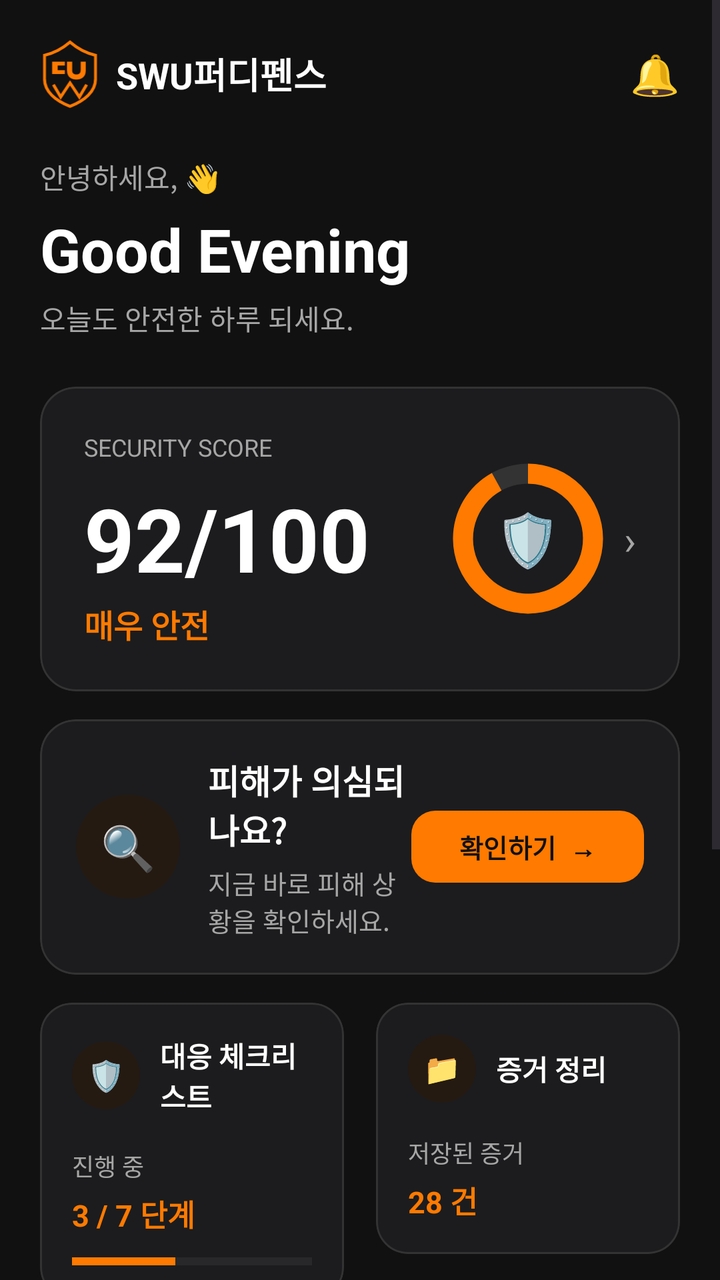
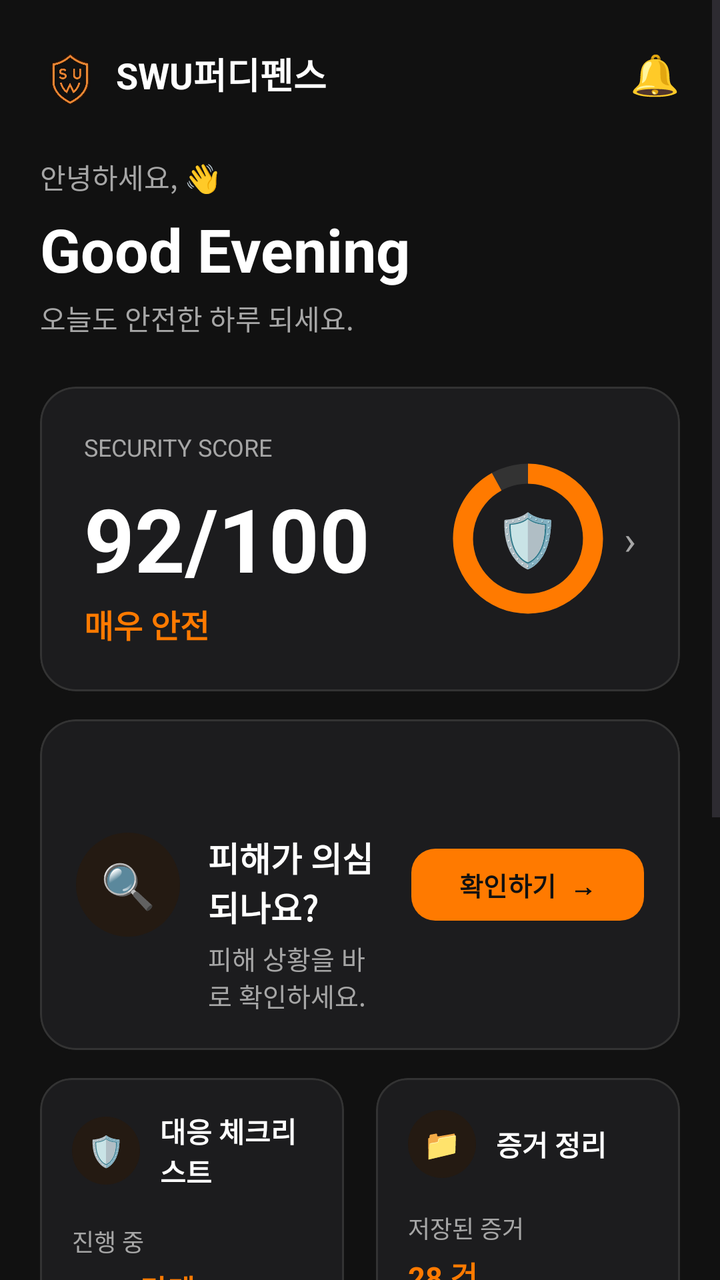

Two renders of the same Android screen: before a commit and after it. Below are the layout's source before the change and the commit's diff.
<!-- AndroidManifest.xml: application theme Theme.GURU2SwuperDefense -->
<!-- res/layout/fragment_home.xml -->
<?xml version="1.0" encoding="utf-8"?>
<ScrollView
    xmlns:android="http://schemas.android.com/apk/res/android"
    xmlns:app="http://schemas.android.com/apk/res-auto"
    android:layout_width="match_parent"
    android:layout_height="match_parent"
    android:background="@color/app_background"
    android:fillViewport="true">

    <LinearLayout
        android:layout_width="match_parent"
        android:layout_height="wrap_content"
        android:orientation="vertical"
        android:padding="20dp">

        
        
        <LinearLayout
            android:layout_width="match_parent"
            android:layout_height="wrap_content"
            android:gravity="center_vertical"
            android:orientation="horizontal">

            <ImageView
                android:layout_width="30dp"
                android:layout_height="34dp"
                android:layout_marginEnd="8dp"
                android:src="@drawable/ic_shield_logo" />

            <TextView
                android:layout_width="0dp"
                android:layout_height="wrap_content"
                android:layout_weight="1"
                android:text="SWU퍼디펜스"
                android:textColor="@color/text_primary"
                android:textSize="18sp"
                android:textStyle="bold" />

            <TextView
                android:id="@+id/tvNotification"
                android:layout_width="wrap_content"
                android:layout_height="wrap_content"
                android:text="🔔"
                android:textSize="20sp" />

        </LinearLayout>
        

        <TextView
            android:layout_width="match_parent"
            android:layout_height="wrap_content"
            android:layout_marginTop="24dp"
            android:text="안녕하세요, 👋"
            android:textColor="@color/text_secondary"
            android:textSize="14sp" />

        <TextView
            android:id="@+id/tvGreeting"
            android:layout_width="match_parent"
            android:layout_height="wrap_content"
            android:layout_marginTop="6dp"
            android:text="Good Evening"
            android:textColor="@color/text_primary"
            android:textSize="30sp"
            android:textStyle="bold" />

        <TextView
            android:layout_width="match_parent"
            android:layout_height="wrap_content"
            android:layout_marginTop="4dp"
            android:text="오늘도 안전한 하루 되세요."
            android:textColor="@color/text_secondary"
            android:textSize="14sp" />

        
        <com.google.android.material.card.MaterialCardView
            android:layout_width="match_parent"
            android:layout_height="wrap_content"
            android:layout_marginTop="24dp"
            app:cardBackgroundColor="@color/card_charcoal"
            app:cardCornerRadius="18dp"
            app:strokeColor="@color/card_border"
            app:strokeWidth="1dp">

            
            <LinearLayout
                android:layout_width="match_parent"
                android:layout_height="wrap_content"
                android:gravity="center_vertical"
                android:orientation="horizontal"
                android:padding="22dp">

                <LinearLayout
                    android:layout_width="0dp"
                    android:layout_height="wrap_content"
                    android:layout_weight="1"
                    android:orientation="vertical">

                    <TextView
                        android:layout_width="wrap_content"
                        android:layout_height="wrap_content"
                        android:text="SECURITY SCORE"
                        android:textColor="@color/text_secondary"
                        android:textSize="12sp" />

                    
                    <TextView
                        android:id="@+id/tvSecurityScore"
                        android:layout_width="wrap_content"
                        android:layout_height="wrap_content"
                        android:layout_marginTop="8dp"
                        android:text="92/100"
                        android:textColor="@color/text_primary"
                        android:textSize="44sp"
                        android:textStyle="bold" />

                    
                    <TextView
                        android:id="@+id/tvSecurityLevel"
                        android:layout_width="wrap_content"
                        android:layout_height="wrap_content"
                        android:layout_marginTop="2dp"
                        android:text="매우 안전"
                        android:textColor="@color/orange_primary"
                        android:textSize="16sp"
                        android:textStyle="bold" />

                </LinearLayout>

                <FrameLayout
                    android:layout_width="88dp"
                    android:layout_height="88dp">

                    
                    <ProgressBar
                        android:id="@+id/scoreRing"
                        style="?android:attr/progressBarStyleHorizontal"
                        android:layout_width="match_parent"
                        android:layout_height="match_parent"
                        android:max="100"
                        android:progress="92"
                        android:progressDrawable="@drawable/bg_score_ring" />

                    <TextView
                        android:layout_width="wrap_content"
                        android:layout_height="wrap_content"
                        android:layout_gravity="center"
                        android:text="🛡"
                        android:textColor="@color/orange_primary"
                        android:textSize="26sp" />

                </FrameLayout>

                <TextView
                    android:layout_width="wrap_content"
                    android:layout_height="wrap_content"
                    android:layout_marginStart="4dp"
                    android:text="›"
                    android:textColor="@color/text_secondary"
                    android:textSize="20sp" />

            </LinearLayout>
            

        </com.google.android.material.card.MaterialCardView>

        
        <com.google.android.material.card.MaterialCardView
            android:layout_width="match_parent"
            android:layout_height="wrap_content"
            android:layout_marginTop="14dp"
            app:cardBackgroundColor="@color/card_charcoal"
            app:cardCornerRadius="18dp"
            app:strokeColor="@color/card_border"
            app:strokeWidth="1dp">

            <LinearLayout
                android:layout_width="match_parent"
                android:layout_height="wrap_content"
                android:gravity="center_vertical"
                android:orientation="horizontal"
                android:padding="18dp">

                
                <TextView
                    android:layout_width="52dp"
                    android:layout_height="52dp"
                    android:layout_marginEnd="14dp"
                    android:background="@drawable/bg_icon_circle"
                    android:gravity="center"
                    android:text="🔍"
                    android:textColor="@color/orange_primary"
                    android:textSize="22sp" />
                

                <LinearLayout
                    android:layout_width="0dp"
                    android:layout_height="wrap_content"
                    android:layout_weight="1"
                    android:orientation="vertical">

                    <TextView
                        android:layout_width="match_parent"
                        android:layout_height="wrap_content"
                        android:text="피해가 의심되나요?"
                        android:textColor="@color/text_primary"
                        android:textSize="17sp"
                        android:textStyle="bold" />

                    <TextView
                        android:layout_width="match_parent"
                        android:layout_height="wrap_content"
                        android:layout_marginTop="5dp"
                        android:text="지금 바로 피해 상황을 확인하세요."
                        android:textColor="@color/text_secondary"
                        android:textSize="13sp" />

                </LinearLayout>

                <com.google.android.material.button.MaterialButton
                    android:id="@+id/btnStartDiagnosis"
                    android:layout_width="wrap_content"
                    android:layout_height="44dp"
                    android:text="확인하기  →"
                    android:textColor="@color/background_black"
                    android:textSize="13sp"
                    android:textStyle="bold"
                    app:backgroundTint="@color/orange_primary"
                    app:cornerRadius="12dp" />

            </LinearLayout>

        </com.google.android.material.card.MaterialCardView>

        
        <LinearLayout
            android:layout_width="match_parent"
            android:layout_height="wrap_content"
            android:layout_marginTop="14dp"
            android:orientation="horizontal">

            <com.google.android.material.card.MaterialCardView
                android:id="@+id/cardChecklist"
                android:layout_width="0dp"
                android:layout_height="wrap_content"
                android:layout_marginEnd="8dp"
                android:layout_weight="1"
                android:clickable="true"
                android:focusable="true"
                app:cardBackgroundColor="@color/card_charcoal"
                app:cardCornerRadius="16dp"
                app:strokeColor="@color/card_border"
                app:strokeWidth="1dp">

                
                <LinearLayout
                    android:layout_width="match_parent"
                    android:layout_height="wrap_content"
                    android:orientation="vertical"
                    android:padding="16dp">

                    
                    <LinearLayout
                        android:layout_width="match_parent"
                        android:layout_height="wrap_content"
                        android:gravity="center_vertical"
                        android:orientation="horizontal">

                        <TextView
                            android:layout_width="34dp"
                            android:layout_height="34dp"
                            android:background="@drawable/bg_icon_circle"
                            android:gravity="center"
                            android:text="🛡"
                            android:textColor="@color/orange_primary"
                            android:textSize="15sp" />

                        <TextView
                            android:layout_width="0dp"
                            android:layout_height="wrap_content"
                            android:layout_marginStart="10dp"
                            android:layout_weight="1"
                            android:text="대응 체크리스트"
                            android:textColor="@color/text_primary"
                            android:textSize="14sp"
                            android:textStyle="bold" />

                    </LinearLayout>
                    

                    <TextView
                        android:layout_width="match_parent"
                        android:layout_height="wrap_content"
                        android:layout_marginTop="16dp"
                        android:text="진행 중"
                        android:textColor="@color/text_secondary"
                        android:textSize="12sp" />

                    
                    <TextView
                        android:id="@+id/tvChecklistProgress"
                        android:layout_width="match_parent"
                        android:layout_height="wrap_content"
                        android:layout_marginTop="4dp"
                        android:text="3 / 7 단계"
                        android:textColor="@color/orange_primary"
                        android:textSize="15sp"
                        android:textStyle="bold" />

                    <ProgressBar
                        android:id="@+id/progressChecklist"
                        style="?android:attr/progressBarStyleHorizontal"
                        android:layout_width="match_parent"
                        android:layout_height="6dp"
                        android:layout_marginTop="10dp"
                        android:max="100"
                        android:progress="43"
                        android:progressTint="@color/orange_primary" />

                </LinearLayout>
                

            </com.google.android.material.card.MaterialCardView>

            <com.google.android.material.card.MaterialCardView
                android:id="@+id/cardEvidence"
                android:layout_width="0dp"
                android:layout_height="wrap_content"
                android:layout_marginStart="8dp"
                android:layout_weight="1"
                android:clickable="true"
                android:focusable="true"
                app:cardBackgroundColor="@color/card_charcoal"
                app:cardCornerRadius="16dp"
                app:strokeColor="@color/card_border"
                app:strokeWidth="1dp">

                <LinearLayout
                    android:layout_width="match_parent"
                    android:layout_height="wrap_content"
                    android:orientation="vertical"
                    android:padding="16dp">

                    
                    <LinearLayout
                        android:layout_width="match_parent"
                        android:layout_height="wrap_content"
                        android:gravity="center_vertical"
                        android:orientation="horizontal">

                        <TextView
                            android:layout_width="34dp"
                            android:layout_height="34dp"
                            android:background="@drawable/bg_icon_circle"
                            android:gravity="center"
                            android:text="📁"
                            android:textColor="@color/orange_primary"
                            android:textSize="15sp" />

                        <TextView
                            android:layout_width="0dp"
                            android:layout_height="wrap_content"
                            android:layout_marginStart="10dp"
                            android:layout_weight="1"
                            android:text="증거 정리"
                            android:textColor="@color/text_primary"
                            android:textSize="14sp"
                            android:textStyle="bold" />

                    </LinearLayout>
                    

                    
                    <TextView
                        android:layout_width="match_parent"
                        android:layout_height="wrap_content"
                        android:layout_marginTop="16dp"
                        android:text="저장된 증거"
                        android:textColor="@color/text_secondary"
                        android:textSize="12sp" />
                    

                    
                    <TextView
                        android:id="@+id/tvEvidenceCount"
                        android:layout_width="match_parent"
                        android:layout_height="wrap_content"
                        android:layout_marginTop="4dp"
                        android:text="28 건"
                        android:textColor="@color/orange_primary"
                        android:textSize="15sp"
                        android:textStyle="bold" />

                </LinearLayout>

            </com.google.android.material.card.MaterialCardView>

        </LinearLayout>

        <LinearLayout
            android:layout_width="match_parent"
            android:layout_height="wrap_content"
            android:layout_marginTop="10dp"
            android:orientation="horizontal">

            <com.google.android.material.card.MaterialCardView
                android:id="@+id/cardSmishingCheck"
                android:layout_width="0dp"
                android:layout_height="wrap_content"
                android:layout_marginEnd="8dp"
                android:layout_weight="1"
                android:clickable="true"
                android:focusable="true"
                app:cardBackgroundColor="@color/card_charcoal"
                app:cardCornerRadius="16dp"
                app:strokeColor="@color/card_border"
                app:strokeWidth="1dp">

                <LinearLayout
                    android:layout_width="match_parent"
                    android:layout_height="wrap_content"
                    android:orientation="vertical"
                    android:padding="16dp">

                    
                    <LinearLayout
                        android:layout_width="match_parent"
                        android:layout_height="wrap_content"
                        android:gravity="center_vertical"
                        android:orientation="horizontal">

                        <TextView
                            android:layout_width="34dp"
                            android:layout_height="34dp"
                            android:background="@drawable/bg_icon_circle"
                            android:gravity="center"
                            android:text="🔍"
                            android:textColor="@color/orange_primary"
                            android:textSize="15sp" />

                        <TextView
                            android:layout_width="0dp"
                            android:layout_height="wrap_content"
                            android:layout_marginStart="10dp"
                            android:layout_weight="1"
                            android:text="스미싱 점검"
                            android:textColor="@color/text_primary"
                            android:textSize="14sp"
                            android:textStyle="bold" />

                    </LinearLayout>
                    

                    
                    <TextView
                        android:layout_width="match_parent"
                        android:layout_height="wrap_content"
                        android:layout_marginTop="16dp"
                        android:text="최근 점검"
                        android:textColor="@color/text_secondary"
                        android:textSize="12sp" />

                    
                    <TextView
                        android:id="@+id/tvSmishingStatus"
                        android:layout_width="match_parent"
                        android:layout_height="wrap_content"
                        android:layout_marginTop="4dp"
                        android:text="안전"
                        android:textColor="@color/safe_green"
                        android:textSize="15sp"
                        android:textStyle="bold" />
                    

                </LinearLayout>

            </com.google.android.material.card.MaterialCardView>

            <com.google.android.material.card.MaterialCardView
                android:id="@+id/cardReportAgency"
                android:layout_width="0dp"
                android:layout_height="wrap_content"
                android:layout_marginStart="8dp"
                android:layout_weight="1"
                android:clickable="true"
                android:focusable="true"
                app:cardBackgroundColor="@color/card_charcoal"
                app:cardCornerRadius="16dp"
                app:strokeColor="@color/card_border"
                app:strokeWidth="1dp">

                <LinearLayout
                    android:layout_width="match_parent"
                    android:layout_height="wrap_content"
                    android:orientation="vertical"
                    android:padding="16dp">

                    
                    <LinearLayout
                        android:layout_width="match_parent"
                        android:layout_height="wrap_content"
                        android:gravity="center_vertical"
                        android:orientation="horizontal">

                        <TextView
                            android:layout_width="34dp"
                            android:layout_height="34dp"
                            android:background="@drawable/bg_icon_circle"
                            android:gravity="center"
                            android:text="🏛"
                            android:textColor="@color/orange_primary"
                            android:textSize="15sp" />

                        <TextView
                            android:layout_width="0dp"
                            android:layout_height="wrap_content"
                            android:layout_marginStart="10dp"
                            android:layout_weight="1"
                            android:text="신고·상담 기관"
                            android:textColor="@color/text_primary"
                            android:textSize="14sp"
                            android:textStyle="bold" />

                    </LinearLayout>
                    

                    
                    <TextView
                        android:layout_width="match_parent"
                        android:layout_height="wrap_content"
                        android:layout_marginTop="16dp"
                        android:text="연락 가능한 기관"
                        android:textColor="@color/text_secondary"
                        android:textSize="12sp" />
                    

                    <TextView
                        android:layout_width="match_parent"
                        android:layout_height="wrap_content"
                        android:layout_marginTop="4dp"
                        android:text="12 개"
                        android:textColor="@color/orange_primary"
                        android:textSize="15sp"
                        android:textStyle="bold" />

                </LinearLayout>

            </com.google.android.material.card.MaterialCardView>

        </LinearLayout>

        
        
        <LinearLayout
            android:layout_width="match_parent"
            android:layout_height="wrap_content"
            android:layout_marginTop="26dp"
            android:gravity="center_vertical"
            android:orientation="horizontal">

            <TextView
                android:layout_width="0dp"
                android:layout_height="wrap_content"
                android:layout_weight="1"
                android:text="최근 활동"
                android:textColor="@color/text_primary"
                android:textSize="18sp"
                android:textStyle="bold" />

            <TextView
                android:id="@+id/tvViewAllActivity"
                android:layout_width="wrap_content"
                android:layout_height="wrap_content"
                android:text="전체 보기 ›"
                android:textColor="@color/text_secondary"
                android:textSize="13sp" />

        </LinearLayout>
        

        
        <TextView
            android:id="@+id/tvActivityEmpty"
            android:layout_width="match_parent"
            android:layout_height="wrap_content"
            android:layout_marginTop="14dp"
            android:gravity="center"
            android:paddingVertical="20dp"
            android:text="아직 활동 내역이 없습니다."
            android:textColor="@color/text_secondary"
            android:textSize="13sp"
            android:visibility="gone" />

        <LinearLayout
            android:id="@+id/recentActivityContainer"
            android:layout_width="match_parent"
            android:layout_height="wrap_content"
            android:layout_marginTop="10dp"
            android:layout_marginBottom="90dp"
            android:orientation="vertical" />

    </LinearLayout>

</ScrollView>
<!-- resources referenced by this layout -->
<resources>
  <color name="app_background">#111111</color>
  <color name="background_black">#111111</color>
  <color name="card_border">#333333</color>
  <color name="card_charcoal">#1C1C1E</color>
  <color name="orange_primary">#FF7A00</color>
  <color name="safe_green">#34C759</color>
  <color name="text_primary">#FFFFFF</color>
  <color name="text_secondary">#A6A6A6</color>
  <!-- drawable bg_icon_circle (drawable) -->
  <?xml version="1.0" encoding="utf-8"?>
  <shape xmlns:android="http://schemas.android.com/apk/res/android"
      android:shape="oval">
      <solid android:color="#241A12" />
  </shape>
  <!-- drawable bg_score_ring (drawable) -->
  <?xml version="1.0" encoding="utf-8"?>
  <layer-list xmlns:android="http://schemas.android.com/apk/res/android">
      <item android:id="@android:id/background">
          <shape
              android:shape="ring"
              android:innerRadiusRatio="3.2"
              android:thickness="10dp"
              android:useLevel="false">
              <solid android:color="@color/card_border" />
          </shape>
      </item>
      <item android:id="@android:id/progress">
          <rotate
              android:fromDegrees="-90"
              android:pivotX="50%"
              android:pivotY="50%"
              android:toDegrees="-90">
              <shape
                  android:shape="ring"
                  android:innerRadiusRatio="3.2"
                  android:thickness="10dp"
                  android:useLevel="true">
                  <solid android:color="@color/orange_primary" />
              </shape>
          </rotate>
      </item>
  </layer-list>
  <!-- drawable ic_shield_logo (drawable) -->
  <vector xmlns:android="http://schemas.android.com/apk/res/android" android:width="140dp" android:height="160dp" android:viewportWidth="140" android:viewportHeight="160">
      <path android:fillColor="@android:color/transparent" android:strokeColor="#FF7A00" android:strokeWidth="7" android:pathData="M70,5 C90,22 108,31 130,36 L130,92 C130,121 104,143 70,156 C36,143 10,121 10,92 L10,36 C32,31 50,22 70,5 Z"/>
      <path android:fillColor="#FF7A00" android:pathData="M28,51 h13 v29 h-13z M28,51 h30 v9 h-30z M28,71 h30 v9 h-30z M63,51 h12 v20 c0,7 4,10 10,10 c6,0 10,-3 10,-10 v-20 h12 v21 c0,14 -9,21 -22,21 c-13,0 -22,-7 -22,-21z"/>
      <path android:fillColor="@android:color/transparent" android:strokeColor="#FF7A00" android:strokeWidth="7" android:pathData="M31,105 L48,134 L70,101 L92,134 L109,105"/>
  </vector>
  <style name="Theme.GURU2SwuperDefense" parent="Base.Theme.GURU2SwuperDefense" />
  <style name="Base.Theme.GURU2SwuperDefense" parent="Theme.Material3.DayNight.NoActionBar">
          
          
      </style>
</resources>

<!-- the commit's change to res/layout/fragment_home.xml (unified diff, before → after) -->
@@ -174,61 +174,72 @@
             app:strokeColor="@color/card_border"
             app:strokeWidth="1dp">
 
-            <LinearLayout
+            <androidx.constraintlayout.widget.ConstraintLayout
                 android:layout_width="match_parent"
                 android:layout_height="wrap_content"
-                android:gravity="center_vertical"
-                android:orientation="horizontal"
+                android:minHeight="88dp"
                 android:padding="18dp">
 
-                
                 <TextView
+                    android:id="@+id/ivDiagnosisIcon"
                     android:layout_width="52dp"
                     android:layout_height="52dp"
-                    android:layout_marginEnd="14dp"
                     android:background="@drawable/bg_icon_circle"
                     android:gravity="center"
                     android:text="🔍"
                     android:textColor="@color/orange_primary"
-                    android:textSize="22sp" />
-                
-
-                <LinearLayout
+                    android:textSize="22sp"
+                    app:layout_constraintBottom_toBottomOf="parent"
+                    app:layout_constraintStart_toStartOf="parent"
+                    app:layout_constraintTop_toTopOf="parent" />
+
+                <TextView
+                    android:id="@+id/tvDiagnosisTitle"
                     android:layout_width="0dp"
                     android:layout_height="wrap_content"
-                    android:layout_weight="1"
-                    android:orientation="vertical">
-
-                    <TextView
-                        android:layout_width="match_parent"
-                        android:layout_height="wrap_content"
-                        android:text="피해가 의심되나요?"
-                        android:textColor="@color/text_primary"
-                        android:textSize="17sp"
-                        android:textStyle="bold" />
-
-                    <TextView
-                        android:layout_width="match_parent"
-                        android:layout_height="wrap_content"
-                        android:layout_marginTop="5dp"
-                        android:text="지금 바로 피해 상황을 확인하세요."
-                        android:textColor="@color/text_secondary"
-                        android:textSize="13sp" />
-
-                </LinearLayout>
+                    android:layout_marginStart="14dp"
+                    android:layout_marginEnd="12dp"
+                    android:text="피해가 의심되나요?"
+                    android:textColor="@color/text_primary"
+                    android:textSize="17sp"
+                    android:textStyle="bold"
+                    app:layout_constraintEnd_toStartOf="@id/btnStartDiagnosis"
+                    app:layout_constraintStart_toEndOf="@id/ivDiagnosisIcon"
+                    app:layout_constraintTop_toTopOf="@id/ivDiagnosisIcon" />
+
+                <TextView
+                    android:layout_width="0dp"
+                    android:layout_height="wrap_content"
+                    android:layout_marginTop="4dp"
+                    android:breakStrategy="simple"
+                    android:maxLines="2"
+                    android:text="피해 상황을 바로 확인하세요."
+                    android:textColor="@color/text_secondary"
+                    android:textSize="13sp"
+                    app:layout_constraintEnd_toEndOf="@id/tvDiagnosisTitle"
+                    app:layout_constraintStart_toStartOf="@id/tvDiagnosisTitle"
+                    app:layout_constraintTop_toBottomOf="@id/tvDiagnosisTitle" />
 
                 <com.google.android.material.button.MaterialButton
                     android:id="@+id/btnStartDiagnosis"
                     android:layout_width="wrap_content"
                     android:layout_height="44dp"
+                    android:insetLeft="0dp"
+                    android:insetRight="0dp"
+                    android:minWidth="0dp"
+                    android:paddingStart="16dp"
+                    android:paddingEnd="16dp"
                     android:text="확인하기  →"
                     android:textColor="@color/background_black"
                     android:textSize="13sp"
                     android:textStyle="bold"
                     app:backgroundTint="@color/orange_primary"
-                    app:cornerRadius="12dp" />
-
-            </LinearLayout>
+                    app:cornerRadius="12dp"
+                    app:layout_constraintBottom_toBottomOf="parent"
+                    app:layout_constraintEnd_toEndOf="parent"
+                    app:layout_constraintTop_toTopOf="parent" />
+
+            </androidx.constraintlayout.widget.ConstraintLayout>
 
         </com.google.android.material.card.MaterialCardView>
 
@@ -538,7 +549,7 @@
                         android:layout_width="match_parent"
                         android:layout_height="wrap_content"
                         android:layout_marginTop="4dp"
-                        android:text="12 개"
+                        android:text="5 개"
                         android:textColor="@color/orange_primary"
                         android:textSize="15sp"
                         android:textStyle="bold" />
<!-- resource entries referenced after the edit -->
@@ -42,16 +42,13 @@
           </rotate>
       </item>
   </layer-list>
-  <!-- drawable ic_shield_logo (drawable) -->
-  <vector xmlns:android="http://schemas.android.com/apk/res/android" android:width="140dp" android:height="160dp" android:viewportWidth="140" android:viewportHeight="160">
-      <path android:fillColor="@android:color/transparent" android:strokeColor="#FF7A00" android:strokeWidth="7" android:pathData="M70,5 C90,22 108,31 130,36 L130,92 C130,121 104,143 70,156 C36,143 10,121 10,92 L10,36 C32,31 50,22 70,5 Z"/>
-      <path android:fillColor="#FF7A00" android:pathData="M28,51 h13 v29 h-13z M28,51 h30 v9 h-30z M28,71 h30 v9 h-30z M63,51 h12 v20 c0,7 4,10 10,10 c6,0 10,-3 10,-10 v-20 h12 v21 c0,14 -9,21 -22,21 c-13,0 -22,-7 -22,-21z"/>
-      <path android:fillColor="@android:color/transparent" android:strokeColor="#FF7A00" android:strokeWidth="7" android:pathData="M31,105 L48,134 L70,101 L92,134 L109,105"/>
-  </vector>
+  <!-- drawable ic_shield_logo: png bitmap (drawable-nodpi, 95450 bytes) -->
   <style name="Theme.GURU2SwuperDefense" parent="Base.Theme.GURU2SwuperDefense" />
   <style name="Base.Theme.GURU2SwuperDefense" parent="Theme.Material3.DayNight.NoActionBar">
-          
-          
+          <item name="android:statusBarColor">@android:color/black</item>
+          <item name="android:navigationBarColor">@android:color/black</item>
+          <item name="android:windowLightStatusBar">false</item>
+          <item name="android:windowLightNavigationBar" tools:targetApi="o_mr1">false</item>
       </style>
 </resources>
 
